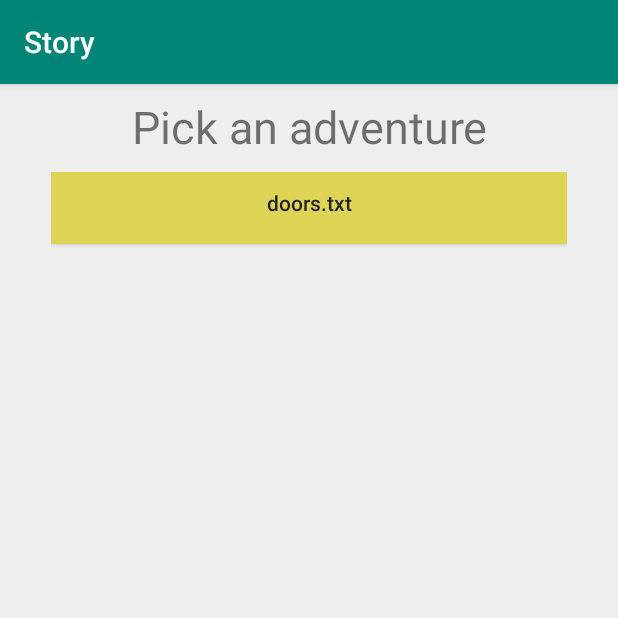
After one commit to JohnLilleker/AndroidApp, an Android app: the ContentsActivity screen opened directly, with no data from a screen before it, on a phone screen of 412 x 824 dp, the top half of it. The commit adds this screen. Run offline under Robolectric (Android 15) with nearby library versions, the phone set to English and light mode, and no system bars.

Commit message:
v0.0 Exceptions and contents activity

```diff
--- /dev/null
+++ b/app/src/main/java/com/liljo/story/ContentsActivity.java
@@ -0,0 +1,60 @@
+package com.liljo.story;
+
+import android.content.Intent;
+import android.support.v7.app.AppCompatActivity;
+import android.os.Bundle;
+import android.util.Log;
+import android.view.View;
+import android.widget.Button;
+import android.widget.LinearLayout;
+
+import java.io.IOException;
+import java.util.Arrays;
+
+public class ContentsActivity extends AppCompatActivity {
+
+    private static final String TAG = "com...ContentsActivity";
+
+    @Override
+    protected void onCreate(Bundle savedInstanceState) {
+        super.onCreate(savedInstanceState);
+        setContentView(R.layout.activity_contents);
+
+        try {
+            final String[] stories = getAssets().list("stories");
+            Log.d(TAG, Arrays.toString(stories));
+
+            LinearLayout linearLayout = findViewById(R.id.buttons);
+            for (String file : stories) {
+                linearLayout.addView(createButton(file));
+            }
+
+        } catch (IOException e) {
+            e.printStackTrace();
+        }
+    }
+
+    private Button createButton(String file) {
+        final Button button = new Button(this);
+        button.setText(file);
+        button.setAllCaps(false);
+        button.setTag(file);
+        button.setPadding(0,0,0,10);
+        button.setBackgroundColor(getResources().getColor(R.color.buttonBackground));
+        button.setTextColor(getResources().getColor(R.color.buttonText));
+        button.setOnClickListener(new View.OnClickListener() {
+            @Override
+            public void onClick(View v) {
+                onStoryClick(v);
+            }
+        });
+        return button;
+
+    }
+
+    public void onStoryClick(View view) {
+        final Intent intent = new Intent(this, StoryActivity.class);
+        intent.putExtra(StoryActivity.FILE_NAME, "stories/" + view.getTag());
+        startActivity(intent);
+    }
+}
--- a/app/src/main/java/com/liljo/story/Splash.java
+++ b/app/src/main/java/com/liljo/story/Splash.java
@@ -14,8 +14,7 @@ public class Splash extends AppCompatActivity {
     }
 
     public void onStart(View view) {
-        final Intent intent = new Intent(this, StoryActivity.class);
-        intent.putExtra(StoryActivity.FILE_NAME, "story.txt");
+        final Intent intent = new Intent(this, ContentsActivity.class);
         startActivity(intent);
     }
 }
--- /dev/null
+++ b/app/src/main/res/layout/activity_contents.xml
@@ -0,0 +1,40 @@
+<?xml version="1.0" encoding="utf-8"?>
+<android.support.constraint.ConstraintLayout xmlns:android="http://schemas.android.com/apk/res/android"
+    xmlns:app="http://schemas.android.com/apk/res-auto"
+    xmlns:tools="http://schemas.android.com/tools"
+    android:layout_width="match_parent"
+    android:layout_height="match_parent"
+    android:background="@color/background"
+    tools:context=".ContentsActivity">
+
+    <LinearLayout
+        android:id="@+id/buttons"
+        android:layout_width="344dp"
+        android:layout_height="0dp"
+        android:layout_marginStart="8dp"
+        android:layout_marginLeft="8dp"
+        android:layout_marginTop="10dp"
+        android:layout_marginEnd="8dp"
+        android:layout_marginRight="8dp"
+        android:layout_marginBottom="8dp"
+        android:background="@android:color/transparent"
+        android:gravity="top"
+        android:isScrollContainer="true"
+        android:orientation="vertical"
+        app:layout_constraintBottom_toBottomOf="parent"
+        app:layout_constraintEnd_toEndOf="parent"
+        app:layout_constraintStart_toStartOf="parent"
+        app:layout_constraintTop_toBottomOf="@+id/title"></LinearLayout>
+
+    <TextView
+        android:id="@+id/title"
+        android:layout_width="wrap_content"
+        android:layout_height="wrap_content"
+        android:layout_marginTop="8dp"
+        android:gravity="center"
+        android:text="@string/contentsTitle"
+        android:textSize="30sp"
+        app:layout_constraintEnd_toEndOf="parent"
+        app:layout_constraintStart_toStartOf="parent"
+        app:layout_constraintTop_toTopOf="parent" />
+</android.support.constraint.ConstraintLayout>
--- a/app/src/main/res/values/strings.xml
+++ b/app/src/main/res/values/strings.xml
@@ -2,4 +2,5 @@
     <string name="app_name">Story</string>
     <string name="startButton">Begin</string>
     <string name="endButton">Go back to start</string>
+    <string name="contentsTitle">Pick an adventure</string>
 </resources>
```
Also changed, not shown: app/src/main/AndroidManifest.xml (+12 -4 lines), app/src/main/java/com/liljo/story/StoryActivity.java (+15 -5 lines), app/src/main/java/com/liljo/story/exception/StoryParseException.java (added, +8 -0 lines), app/src/main/java/com/liljo/story/exception/StoryRunException.java (added, +7 -0 lines), app/src/main/java/com/liljo/story/model/Story.java (+5 -6 lines), app/src/main/java/com/liljo/story/parser/StoryParser.java (+8 -11 lines), app/src/main/java/com/liljo/story/runnner/StoryRunner.java (+24 -15 lines), app/src/main/assets/stories/doors.txt (renamed from app/src/main/assets/story.txt), 5 other files.
